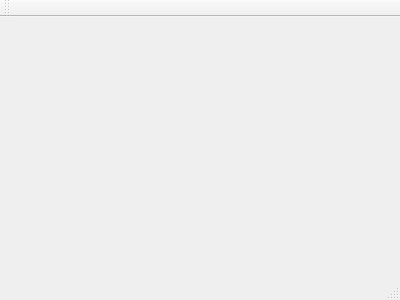
This is gameboard.ui in SandyZhao0806/CardGame as Qt 5 draws it before an edit. The edited form follows.
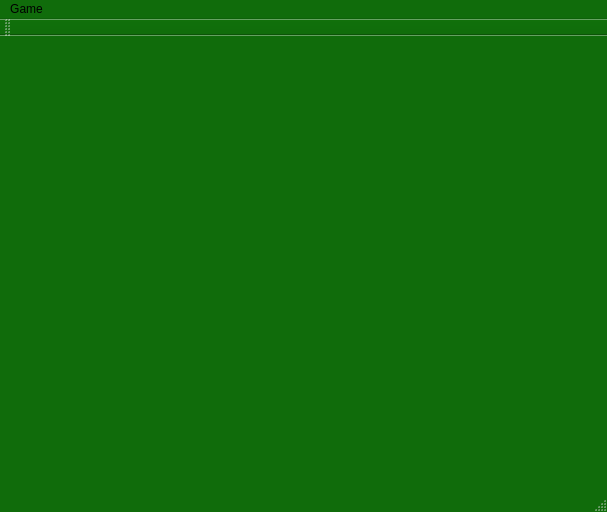
This is the edited form.

```diff
--- a/gameboard.ui
+++ b/gameboard.ui
@@ -1,24 +1,133 @@
 <ui version="4.0">
  <class>gameboard</class>
- <widget class="QMainWindow" name="gameboard" >
-  <property name="geometry" >
+ <widget class="QMainWindow" name="gameboard">
+  <property name="geometry">
    <rect>
     <x>0</x>
     <y>0</y>
-    <width>400</width>
-    <height>300</height>
+    <width>607</width>
+    <height>512</height>
    </rect>
   </property>
-  <property name="windowTitle" >
+  <property name="palette">
+   <palette>
+    <active>
+     <colorrole role="Base">
+      <brush brushstyle="SolidPattern">
+       <color alpha="255">
+        <red>17</red>
+        <green>123</green>
+        <blue>22</blue>
+       </color>
+      </brush>
+     </colorrole>
+     <colorrole role="Window">
+      <brush brushstyle="SolidPattern">
+       <color alpha="255">
+        <red>16</red>
+        <green>108</green>
+        <blue>11</blue>
+       </color>
+      </brush>
+     </colorrole>
+    </active>
+    <inactive>
+     <colorrole role="Base">
+      <brush brushstyle="SolidPattern">
+       <color alpha="255">
+        <red>17</red>
+        <green>123</green>
+        <blue>22</blue>
+       </color>
+      </brush>
+     </colorrole>
+     <colorrole role="Window">
+      <brush brushstyle="SolidPattern">
+       <color alpha="255">
+        <red>16</red>
+        <green>108</green>
+        <blue>11</blue>
+       </color>
+      </brush>
+     </colorrole>
+    </inactive>
+    <disabled>
+     <colorrole role="Base">
+      <brush brushstyle="SolidPattern">
+       <color alpha="255">
+        <red>16</red>
+        <green>108</green>
+        <blue>11</blue>
+       </color>
+      </brush>
+     </colorrole>
+     <colorrole role="Window">
+      <brush brushstyle="SolidPattern">
+       <color alpha="255">
+        <red>16</red>
+        <green>108</green>
+        <blue>11</blue>
+       </color>
+      </brush>
+     </colorrole>
+    </disabled>
+   </palette>
+  </property>
+  <property name="windowTitle">
    <string>gameboard</string>
   </property>
-  <widget class="QMenuBar" name="menuBar" />
-  <widget class="QToolBar" name="mainToolBar" />
-  <widget class="QWidget" name="centralWidget" />
-  <widget class="QStatusBar" name="statusBar" />
+  <widget class="QWidget" name="centralWidget"/>
+  <widget class="QMenuBar" name="menuBar">
+   <property name="geometry">
+    <rect>
+     <x>0</x>
+     <y>0</y>
+     <width>607</width>
+     <height>22</height>
+    </rect>
+   </property>
+   <widget class="QMenu" name="menuGame">
+    <property name="title">
+     <string>Game</string>
+    </property>
+    <widget class="QMenu" name="menuNew">
+     <property name="title">
+      <string>New</string>
+     </property>
+     <addaction name="actionKlondike"/>
+     <addaction name="actionSpider"/>
+     <addaction name="actionFreeccell"/>
+    </widget>
+    <addaction name="menuNew"/>
+   </widget>
+   <addaction name="menuGame"/>
+  </widget>
+  <widget class="QToolBar" name="mainToolBar">
+   <attribute name="toolBarArea">
+    <enum>TopToolBarArea</enum>
+   </attribute>
+   <attribute name="toolBarBreak">
+    <bool>false</bool>
+   </attribute>
+  </widget>
+  <widget class="QStatusBar" name="statusBar"/>
+  <action name="actionKlondike">
+   <property name="text">
+    <string>Klondike</string>
+   </property>
+  </action>
+  <action name="actionSpider">
+   <property name="text">
+    <string>Spider</string>
+   </property>
+  </action>
+  <action name="actionFreeccell">
+   <property name="text">
+    <string>Freeccell</string>
+   </property>
+  </action>
  </widget>
- <layoutDefault spacing="6" margin="11" />
- <pixmapfunction></pixmapfunction>
+ <layoutdefault spacing="6" margin="11"/>
  <resources/>
  <connections/>
 </ui>
```
Left out of the diff: 1 changed line with no effect on the pictures.
